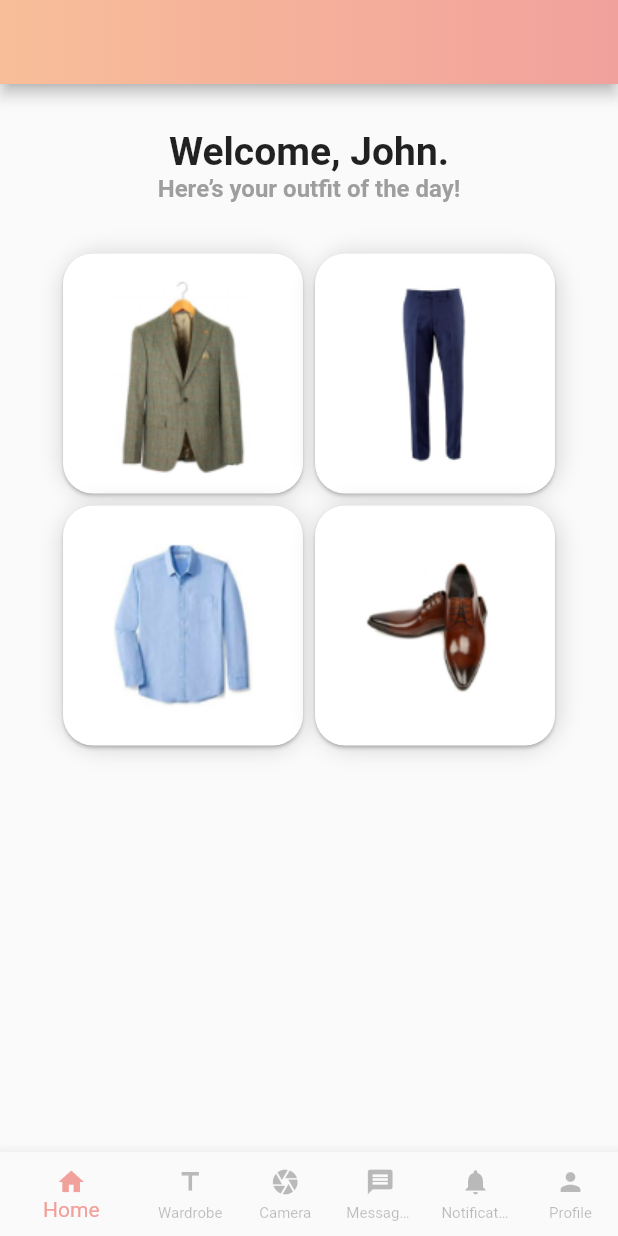
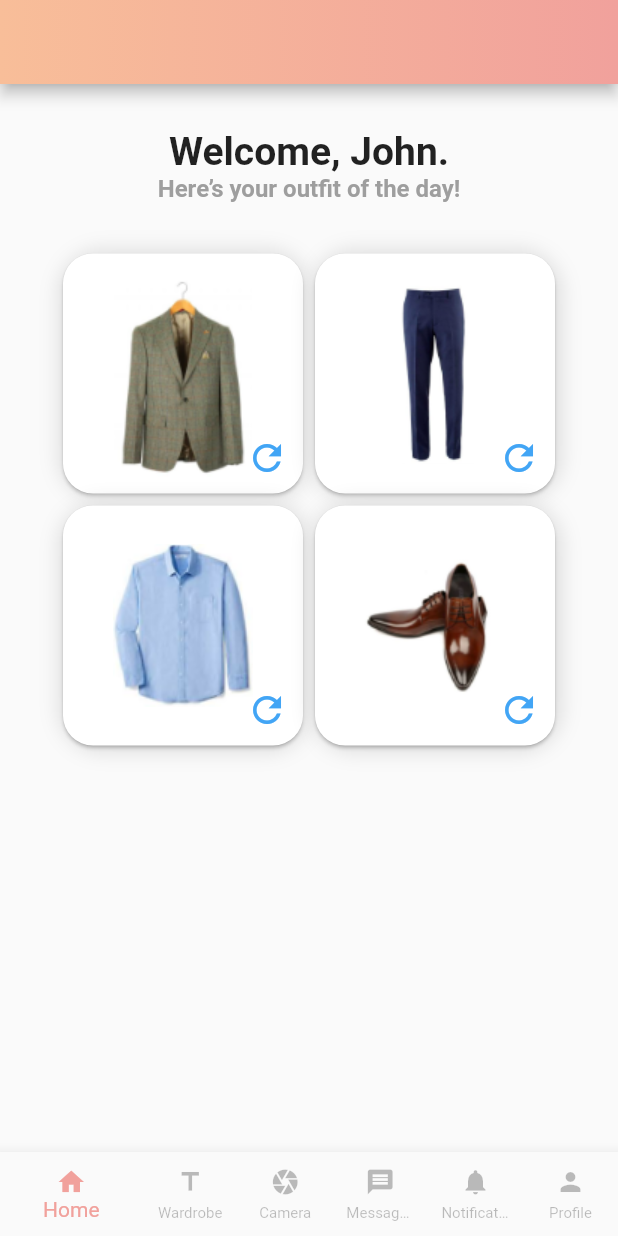
Before and after one commit to MuhammadSaadQadeer/Wardrobe, a Flutter app: the screen it shows after launch, on a phone screen of 412 x 824 dp. Run offline on Flutter 3.47's test engine with Material 2 defaults, Android fonts, the phone set to English and light mode, and no system bars; our stand-ins replace gradient_app_bar.

Commit message:
chore: add refresh icon

```diff
--- a/lib/screens/myhome.dart
+++ b/lib/screens/myhome.dart
@@ -84,9 +84,12 @@ class CustomCards extends StatelessWidget {
           child: InkWell(
             splashColor: Colors.blue.withAlpha(30),
             onTap: () {
-              print('Card tapped.');
+              //  print('Card tapped.');
             },
-            child: Container(
+            child: new Stack(
+              //alignment:new Alignment(x, y)
+              children: <Widget>[
+                Container(
                   width: 160,
                   height: 160,
                   child: Image.asset(
@@ -94,6 +97,36 @@ class CustomCards extends StatelessWidget {
                     height: 50.0,
                   ),
                 ),
+                Center(
+                  child: Container(
+                    width: 150,
+                    height: 150,
+                    child: Align(
+                      alignment: Alignment.bottomRight,
+                      child: Icon(
+                        Icons.refresh,
+                        size: 28,
+                        color: Colors.blue.shade400,
+                      ),
+                    ),
+                  ),
+                )
+                // new Positioned(
+                //   child: Container(
+                //     width: 160,
+                //     height: 160,
+                //     child: Image.asset(
+                //       this.imagePath,
+                //       height: 50.0,
+                //     ),
+                //   ),
+                // ),
+                // new Positioned(
+                //   child: new Align(
+                //       alignment: Alignment.bottomRight, child: Text("SOme")),
+                // )
+              ],
+            ),
           )),
     );
   }
```
Lines whose indentation alone changed are shown as unchanged.
